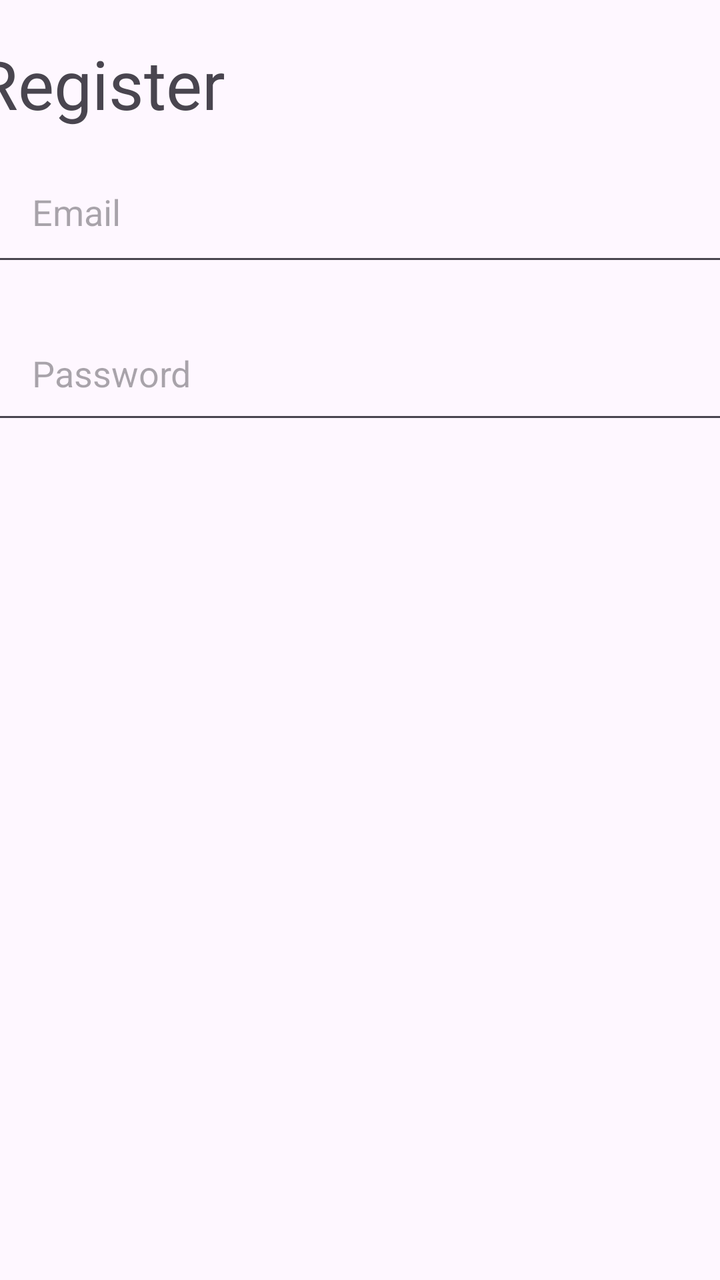
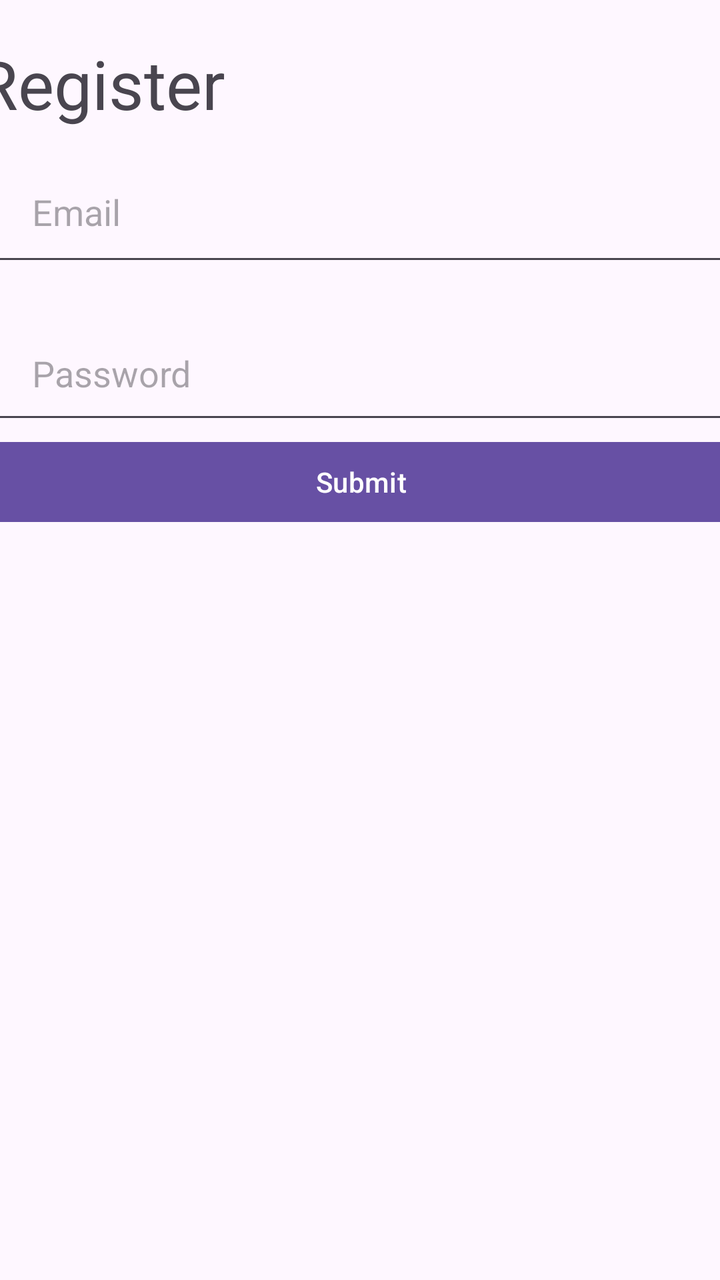

The first picture is an Android layout as it rendered before a commit; the second is the same layout after the commit. The layout source and the unified diff follow.
<!-- AndroidManifest.xml: application theme Theme.HandyProject -->
<!-- res/layout/activity_customer_registration.xml -->
<?xml version="1.0" encoding="utf-8"?>
<androidx.constraintlayout.widget.ConstraintLayout xmlns:android="http://schemas.android.com/apk/res/android"
    xmlns:app="http://schemas.android.com/apk/res-auto"
    xmlns:tools="http://schemas.android.com/tools"
    android:layout_width="match_parent"
    android:layout_height="match_parent"
    tools:context=".CustomerRegistration">

    <TextView
        android:id="@+id/RegisterTextView"
        android:layout_width="160dp"
        android:layout_height="51dp"
        android:layout_marginStart="13dp"
        android:layout_marginEnd="238dp"
        android:layout_marginBottom="570dp"
        android:text="Register"
        android:textAppearance="@style/TextAppearance.AppCompat.Display1"
        app:layout_constraintBottom_toBottomOf="parent"
        app:layout_constraintEnd_toEndOf="parent"
        app:layout_constraintStart_toStartOf="parent" />

    <LinearLayout
        android:layout_width="409dp"
        android:layout_height="568dp"
        android:layout_marginStart="1dp"
        android:layout_marginEnd="1dp"
        android:layout_marginBottom="1dp"
        android:orientation="vertical"
        app:layout_constraintBottom_toBottomOf="parent"
        app:layout_constraintEnd_toEndOf="parent"
        app:layout_constraintStart_toStartOf="parent">

        <ScrollView
            android:layout_width="match_parent"
            android:layout_height="match_parent"
            android:fillViewport="true">

            <LinearLayout
                android:layout_width="match_parent"
                android:layout_height="match_parent"
                android:orientation="vertical">

                <EditText
                    android:id="@+id/editTextTextEmailAddress"
                    android:layout_width="match_parent"
                    android:layout_height="67dp"
                    android:layout_marginLeft="20sp"
                    android:layout_marginRight="20sp"
                    android:ems="10"
                    android:hint="Email"
                    android:inputType="textEmailAddress"
                    android:paddingLeft="20sp"
                    android:singleLine="true" />

                <EditText
                    android:id="@+id/editTextTextPassword"
                    android:layout_width="match_parent"
                    android:layout_height="64dp"
                    android:layout_marginLeft="20sp"
                    android:layout_marginTop="15sp"
                    android:layout_marginRight="20sp"
                    android:ems="10"
                    android:hint="Password"
                    android:inputType="textPassword"
                    android:paddingLeft="20sp" />
            </LinearLayout>
        </ScrollView>
    </LinearLayout>


</androidx.constraintlayout.widget.ConstraintLayout>
<!-- resources referenced by this layout -->
<resources>
  <style name="Theme.HandyProject" parent="Base.Theme.HandyProject" />
  <style name="Base.Theme.HandyProject" parent="Theme.Material3.DayNight.NoActionBar">
          
          
      </style>
</resources>

<!-- the commit's change to res/layout/activity_customer_registration.xml (unified diff, before → after) -->
@@ -63,6 +63,12 @@
                     android:hint="Password"
                     android:inputType="textPassword"
                     android:paddingLeft="20sp" />
+
+                <Button
+                    android:id="@+id/SubmitButton"
+                    android:layout_width="match_parent"
+                    android:layout_height="wrap_content"
+                    android:text="Submit" />
             </LinearLayout>
         </ScrollView>
     </LinearLayout>
